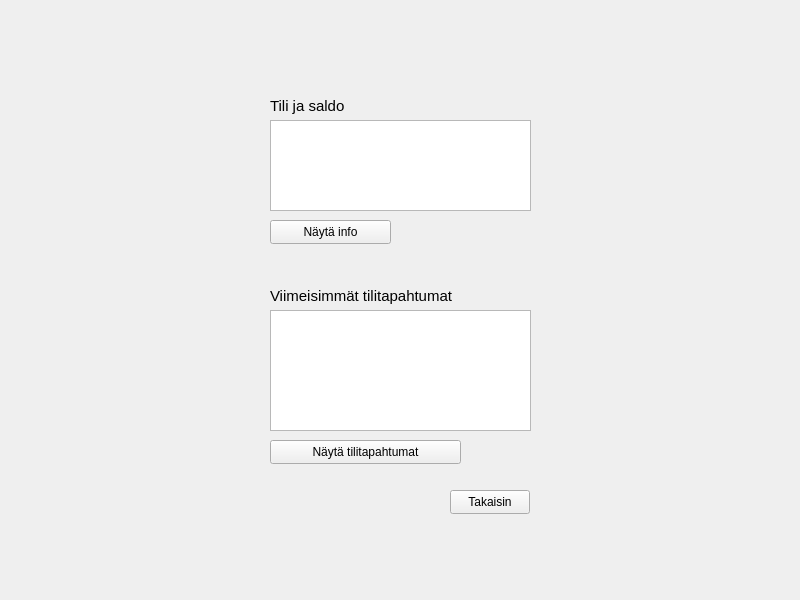
Qt form frontend/balancewindow.ui (22kmo-project/group_10) before a commit.
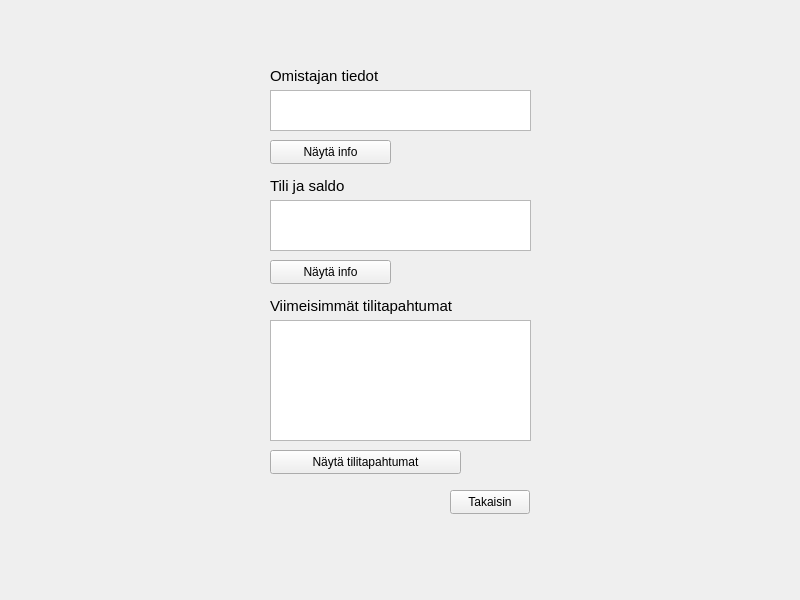
The same form after that commit.

Commit message: Owner info fetched for balance view

Diff of the .ui file:
```diff
--- a/frontend/balancewindow.ui
+++ b/frontend/balancewindow.ui
@@ -17,7 +17,7 @@
    <property name="geometry">
     <rect>
      <x>270</x>
-     <y>90</y>
+     <y>170</y>
      <width>131</width>
      <height>31</height>
     </rect>
@@ -48,7 +48,7 @@
    <property name="geometry">
     <rect>
      <x>270</x>
-     <y>220</y>
+     <y>260</y>
      <width>121</width>
      <height>24</height>
     </rect>
@@ -61,9 +61,9 @@
    <property name="geometry">
     <rect>
      <x>270</x>
-     <y>120</y>
+     <y>200</y>
      <width>261</width>
-     <height>91</height>
+     <height>51</height>
     </rect>
    </property>
    <property name="readOnly">
@@ -74,7 +74,7 @@
    <property name="geometry">
     <rect>
      <x>270</x>
-     <y>310</y>
+     <y>320</y>
      <width>261</width>
      <height>121</height>
     </rect>
@@ -87,7 +87,7 @@
    <property name="geometry">
     <rect>
      <x>270</x>
-     <y>440</y>
+     <y>450</y>
      <width>191</width>
      <height>24</height>
     </rect>
@@ -100,7 +100,7 @@
    <property name="geometry">
     <rect>
      <x>270</x>
-     <y>270</y>
+     <y>280</y>
      <width>261</width>
      <height>51</height>
     </rect>
@@ -114,6 +114,50 @@
     <string>Viimeisimmät tilitapahtumat</string>
    </property>
   </widget>
+  <widget class="QTextEdit" name="owner">
+   <property name="geometry">
+    <rect>
+     <x>270</x>
+     <y>90</y>
+     <width>261</width>
+     <height>41</height>
+    </rect>
+   </property>
+   <property name="readOnly">
+    <bool>true</bool>
+   </property>
+  </widget>
+  <widget class="QLabel" name="saldoLabel_3">
+   <property name="geometry">
+    <rect>
+     <x>270</x>
+     <y>60</y>
+     <width>131</width>
+     <height>31</height>
+    </rect>
+   </property>
+   <property name="font">
+    <font>
+     <pointsize>11</pointsize>
+    </font>
+   </property>
+   <property name="text">
+    <string>Omistajan tiedot</string>
+   </property>
+  </widget>
+  <widget class="QPushButton" name="showOwnerInfo">
+   <property name="geometry">
+    <rect>
+     <x>270</x>
+     <y>140</y>
+     <width>121</width>
+     <height>24</height>
+    </rect>
+   </property>
+   <property name="text">
+    <string>Näytä info</string>
+   </property>
+  </widget>
  </widget>
  <resources/>
  <connections/>
```
The commit also changes 2 other files.
